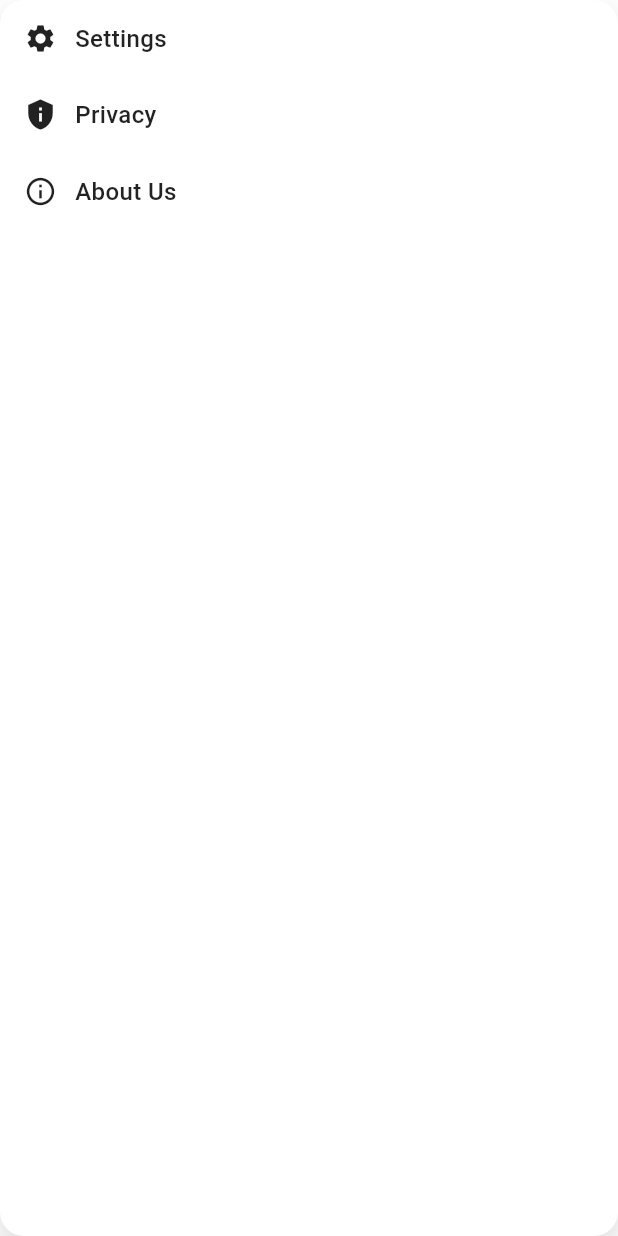
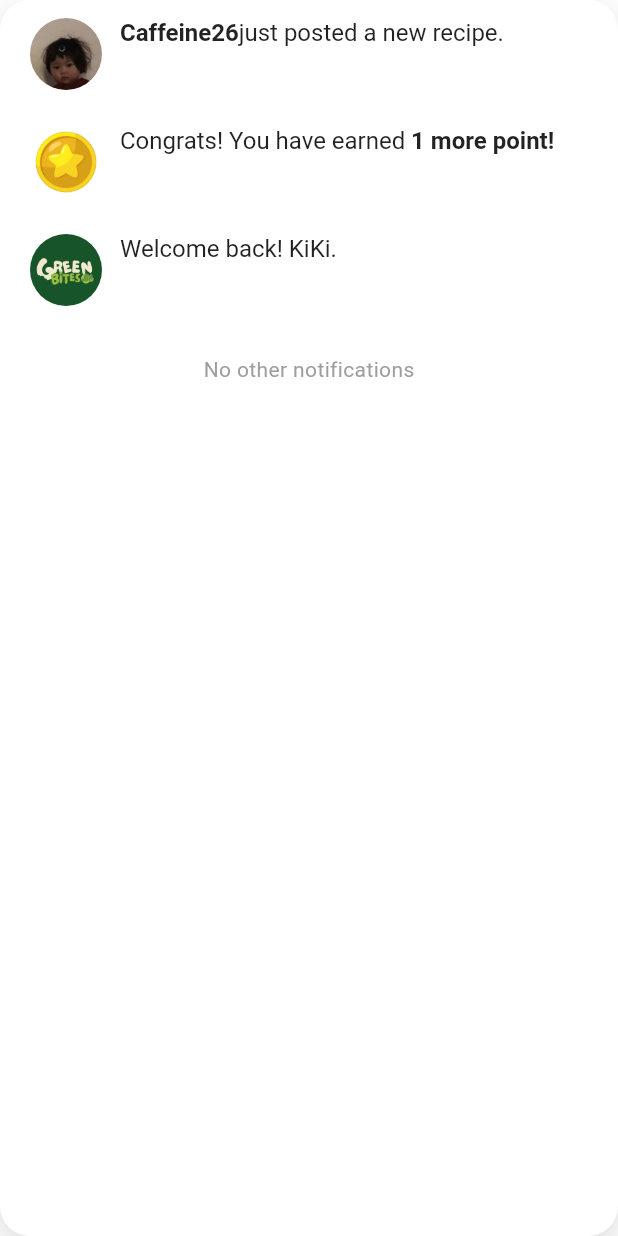
Before and after one commit to Caffeine26/GreenBite, a Flutter app: the screen it shows after launch, on a phone screen of 412 x 824 dp. Run offline on Flutter 3.47's test engine with Material 3 defaults, Android fonts, the light colour scheme and no system bars; our stand-ins replace font_awesome_flutter, google_fonts.

Commit message:
add notification popup and updated somthing in menu

```diff
--- a/greenbite_app/lib/components/popup/menu.dart
+++ b/greenbite_app/lib/components/popup/menu.dart
@@ -14,6 +14,7 @@
           borderRadius: BorderRadius.circular(16),
           boxShadow: [
             BoxShadow(
+              // ignore: deprecated_member_use
               color: Colors.black.withOpacity(0.15),
               blurRadius: 20,
               offset: const Offset(0, 10),
--- a/greenbite_app/lib/components/popup/notification.dart
+++ b/greenbite_app/lib/components/popup/notification.dart
@@ -0,0 +1,136 @@
+import 'package:flutter/material.dart';
+
+class NotificationPopup extends StatelessWidget {
+  const NotificationPopup({super.key});
+
+  @override
+  Widget build(BuildContext context) {
+    return Material(
+      color: Colors.transparent,
+      child: Container(
+        width: 320,
+        constraints: const BoxConstraints(maxHeight: 400),
+        decoration: BoxDecoration(
+          color: Colors.white,
+          borderRadius: BorderRadius.circular(20),
+          boxShadow: [
+            BoxShadow(
+              // ignore: deprecated_member_use
+              color: Colors.black.withOpacity(0.15),
+              blurRadius: 20,
+              offset: const Offset(0, 8),
+            ),
+          ],
+        ),
+        child: Column(
+          mainAxisSize: MainAxisSize.min,
+          children: [
+            // Notification items
+            _buildNotificationItem(
+              imagePath: 'assets/images/stress.jpg', // Your cat image
+              title: 'Caffeine26',
+              subtitle: 'just posted a new recipe.',
+              onTap: () {
+                Navigator.pop(context);
+              },
+              isBold: true,
+            ),
+            _buildNotificationItem(
+              imagePath: 'assets/images/coin.png', // Your star badge image
+              title: 'Congrats! You have earned ',
+              subtitle: '1 more point!',
+              onTap: () {
+                Navigator.pop(context);
+              },
+              isBoldSubtitle: true,
+            ),
+            _buildNotificationItem(
+              imagePath: 'assets/images/splash_bg.png', // Your GreenBite logo
+              title: 'Welcome back! ',
+              subtitle: 'KiKi.',
+              onTap: () {
+                Navigator.pop(context);
+              },
+            ),
+            // Footer
+            Container(
+              padding: const EdgeInsets.all(20),
+              child: Text(
+                'No other notifications',
+                style: TextStyle(
+                  fontSize: 14,
+                  color: Colors.grey[500],
+                ),
+              ),
+            ),
+          ],
+        ),
+      ),
+    );
+  }
+
+  Widget _buildNotificationItem({
+    String? imagePath,
+    required String title,
+    required String subtitle,
+    required VoidCallback onTap,
+    bool isBold = false,
+    bool isBoldSubtitle = false,
+  }) {
+    return InkWell(
+      onTap: onTap,
+      child: Container(
+        padding: const EdgeInsets.symmetric(horizontal: 20, vertical: 12),
+        child: Row(
+          crossAxisAlignment: CrossAxisAlignment.start,
+          children: [
+            // Avatar/Image
+            Container(
+              width: 48,
+              height: 48,
+              decoration: const BoxDecoration(
+                shape: BoxShape.circle,
+              ),
+              child: imagePath != null
+                  ? ClipOval(
+                      child: Image.asset(
+                        imagePath,
+                        width: 48,
+                        height: 48,
+                        fit: BoxFit.cover,
+                      ),
+                    )
+                  : const SizedBox.shrink(),
+            ),
+            const SizedBox(width: 12),
+            // Content
+            Expanded(
+              child: RichText(
+                text: TextSpan(
+                  children: [
+                    TextSpan(
+                      text: title,
+                      style: TextStyle(
+                        fontSize: 16,
+                        fontWeight: isBold ? FontWeight.w600 : FontWeight.normal,
+                        color: Colors.black87,
+                      ),
+                    ),
+                    TextSpan(
+                      text: subtitle,
+                      style: TextStyle(
+                        fontSize: 16,
+                        fontWeight: isBoldSubtitle ? FontWeight.w600 : FontWeight.normal,
+                        color: Colors.black87,
+                      ),
+                    ),
+                  ],
+                ),
+              ),
+            ),
+          ],
+        ),
+      ),
+    );
+  }
+}
--- a/greenbite_app/lib/main.dart
+++ b/greenbite_app/lib/main.dart
@@ -1,8 +1,9 @@
 import 'package:flutter/material.dart';
+import 'package:greenbite_app/components/popup/notification.dart';
 // import 'package:greenbite_app/screens/login_and_register/welcome_screen.dart';
 // import 'package:greenbite_app/screens/about_us/about_us.dart';
 // import 'package:greenbite_app/screens/privacypolicy/privacy_policy.dart';
-import 'package:greenbite_app/components/popup/menu.dart';
+// import 'package:greenbite_app/components/popup/menu.dart';
 
 void main() {
   runApp(const MyApp());
@@ -26,7 +27,8 @@ class MyApp extends StatelessWidget {
       // home: const WelcomeScreen(),
       // home: const AboutUsPage(),
       // home: const PrivacyPolicyPage(),
-      home: const MenuPopup(),
+      // home: const MenuPopup(),
+      home: const NotificationPopup(),
     );
   }
 
--- a/greenbite_app/pubspec.yaml
+++ b/greenbite_app/pubspec.yaml
@@ -62,6 +62,7 @@ flutter:
   # To add assets to your application, add an assets section, like this:
   assets:
     - 'assets/images/aboutus.png'
+    - 'assets/images/'
 
 
 
```
Also changed, not shown: greenbite_app/assets/images/coin.png (added), greenbite_app/assets/images/stress.jpg (added).
